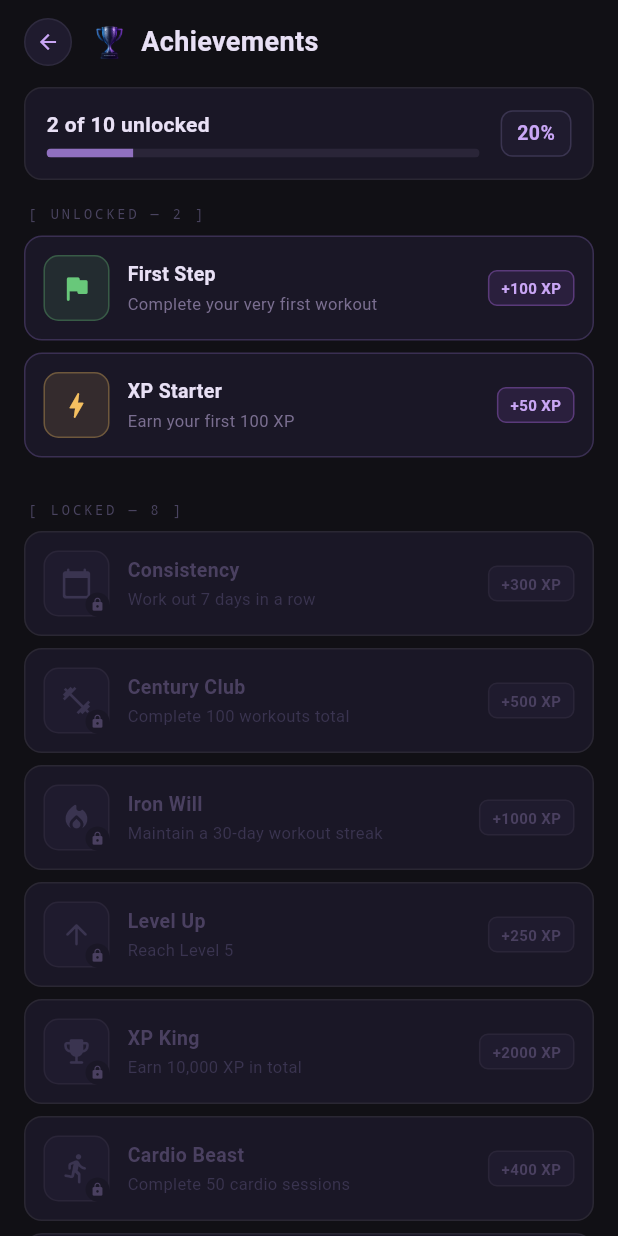
After one commit to AchrefBacklouti/Corely_App, a Flutter app: the AchievementsPage screen opened directly, on a phone screen of 412 x 824 dp. The commit adds this screen. Run offline on Flutter 3.47's test engine with Material 3 defaults, Android fonts, the phone set to English and light mode, and no system bars; our stand-ins replace flutter_svg, hive_flutter, image_picker, supabase_flutter; accounts and stored records are empty; project files that could hold a hidden picture were left out.

Commit message:
added achievemnt icon and introduced a page for achievements

```diff
--- /dev/null
+++ b/main_build/lib/Views/main_app/stats/achievements_page.dart
@@ -0,0 +1,393 @@
+import 'package:flutter/material.dart';
+
+// ─── Model ────────────────────────────────────────────────────────────────────
+
+class Achievement {
+  final String title;
+  final String description;
+  final IconData icon;
+  final Color iconColor;
+  final int xp;
+  final bool isUnlocked;
+
+  const Achievement({
+    required this.title,
+    required this.description,
+    required this.icon,
+    required this.iconColor,
+    required this.xp,
+    required this.isUnlocked,
+  });
+}
+
+// ─── Achievement definitions ──────────────────────────────────────────────────
+
+const _achievements = [
+  Achievement(
+    title: 'First Step',
+    description: 'Complete your very first workout',
+    icon: Icons.flag_rounded,
+    iconColor: Color(0xFF68c87a),
+    xp: 100,
+    isUnlocked: true,
+  ),
+  Achievement(
+    title: 'XP Starter',
+    description: 'Earn your first 100 XP',
+    icon: Icons.bolt_rounded,
+    iconColor: Color(0xFFf5c060),
+    xp: 50,
+    isUnlocked: true,
+  ),
+  Achievement(
+    title: 'Consistency',
+    description: 'Work out 7 days in a row',
+    icon: Icons.calendar_today_rounded,
+    iconColor: Color(0xFF81b4f5),
+    xp: 300,
+    isUnlocked: false,
+  ),
+  Achievement(
+    title: 'Century Club',
+    description: 'Complete 100 workouts total',
+    icon: Icons.fitness_center,
+    iconColor: Color(0xFFc9a6f5),
+    xp: 500,
+    isUnlocked: false,
+  ),
+  Achievement(
+    title: 'Iron Will',
+    description: 'Maintain a 30-day workout streak',
+    icon: Icons.local_fire_department_rounded,
+    iconColor: Color(0xFFf0a050),
+    xp: 1000,
+    isUnlocked: false,
+  ),
+  Achievement(
+    title: 'Level Up',
+    description: 'Reach Level 5',
+    icon: Icons.arrow_upward_rounded,
+    iconColor: Color(0xFF68c87a),
+    xp: 250,
+    isUnlocked: false,
+  ),
+  Achievement(
+    title: 'XP King',
+    description: 'Earn 10,000 XP in total',
+    icon: Icons.emoji_events_rounded,
+    iconColor: Color(0xFFf5c060),
+    xp: 2000,
+    isUnlocked: false,
+  ),
+  Achievement(
+    title: 'Cardio Beast',
+    description: 'Complete 50 cardio sessions',
+    icon: Icons.directions_run_rounded,
+    iconColor: Color(0xFF81b4f5),
+    xp: 400,
+    isUnlocked: false,
+  ),
+  Achievement(
+    title: 'Strength Legend',
+    description: 'Claim all strength challenges 10 times',
+    icon: Icons.sports_gymnastics,
+    iconColor: Color(0xFFc9a6f5),
+    xp: 750,
+    isUnlocked: false,
+  ),
+  Achievement(
+    title: 'Early Bird',
+    description: 'Log a workout before 7 AM',
+    icon: Icons.wb_sunny_rounded,
+    iconColor: Color(0xFFf0a050),
+    xp: 150,
+    isUnlocked: false,
+  ),
+];
+
+// ─── Page ─────────────────────────────────────────────────────────────────────
+
+class AchievementsPage extends StatelessWidget {
+  const AchievementsPage({super.key});
+
+  @override
+  Widget build(BuildContext context) {
+    final unlocked = _achievements.where((a) => a.isUnlocked).toList();
+    final locked = _achievements.where((a) => !a.isUnlocked).toList();
+
+    return Scaffold(
+      backgroundColor: const Color(0xFF111015),
+      body: SafeArea(
+        child: Column(
+          crossAxisAlignment: CrossAxisAlignment.start,
+          children: [
+            _buildHeader(context),
+            _buildSummaryBanner(unlocked.length, _achievements.length),
+            Expanded(
+              child: ListView(
+                padding: const EdgeInsets.fromLTRB(16, 8, 16, 24),
+                children: [
+                  if (unlocked.isNotEmpty) ...[
+                    _sectionLabel('Unlocked — ${unlocked.length}'),
+                    const SizedBox(height: 8),
+                    ...unlocked.map((a) => _AchievementTile(achievement: a)),
+                    const SizedBox(height: 20),
+                  ],
+                  if (locked.isNotEmpty) ...[
+                    _sectionLabel('Locked — ${locked.length}'),
+                    const SizedBox(height: 8),
+                    ...locked.map((a) => _AchievementTile(achievement: a)),
+                  ],
+                ],
+              ),
+            ),
+          ],
+        ),
+      ),
+    );
+  }
+
+  Widget _buildHeader(BuildContext context) {
+    return Padding(
+      padding: const EdgeInsets.fromLTRB(16, 12, 16, 0),
+      child: Row(
+        children: [
+          GestureDetector(
+            onTap: () => Navigator.of(context).pop(),
+            child: Container(
+              width: 32,
+              height: 32,
+              decoration: BoxDecoration(
+                shape: BoxShape.circle,
+                color: const Color(0xFF1f1b2e),
+                border: Border.all(color: const Color(0xFF2e2a3e)),
+              ),
+              child: const Icon(
+                Icons.arrow_back,
+                color: Color(0xFFc9a6f5),
+                size: 16,
+              ),
+            ),
+          ),
+          const SizedBox(width: 12),
+          Image.asset('assets/img/achieve.png', width: 26, height: 26),
+          const SizedBox(width: 8),
+          const Text(
+            'Achievements',
+            style: TextStyle(
+              color: Color(0xFFe8e0f5),
+              fontSize: 18,
+              fontWeight: FontWeight.w700,
+            ),
+          ),
+        ],
+      ),
+    );
+  }
+
+  Widget _buildSummaryBanner(int unlocked, int total) {
+    final progress = unlocked / total;
+    return Container(
+      margin: const EdgeInsets.fromLTRB(16, 14, 16, 8),
+      padding: const EdgeInsets.all(14),
+      decoration: BoxDecoration(
+        color: const Color(0xFF1a1726),
+        border: Border.all(color: const Color(0xFF2a2733)),
+        borderRadius: BorderRadius.circular(12),
+      ),
+      child: Row(
+        children: [
+          Expanded(
+            child: Column(
+              crossAxisAlignment: CrossAxisAlignment.start,
+              children: [
+                Text(
+                  '$unlocked of $total unlocked',
+                  style: const TextStyle(
+                    color: Color(0xFFe8e0f5),
+                    fontSize: 14,
+                    fontWeight: FontWeight.w600,
+                  ),
+                ),
+                const SizedBox(height: 6),
+                ClipRRect(
+                  borderRadius: BorderRadius.circular(4),
+                  child: LinearProgressIndicator(
+                    value: progress,
+                    minHeight: 6,
+                    backgroundColor: const Color(0xFF2a2538),
+                    valueColor: const AlwaysStoppedAnimation<Color>(
+                      Color(0xFF9070c0),
+                    ),
+                  ),
+                ),
+              ],
+            ),
+          ),
+          const SizedBox(width: 14),
+          Container(
+            padding: const EdgeInsets.symmetric(horizontal: 10, vertical: 5),
+            decoration: BoxDecoration(
+              color: const Color(0xFF1f1b2e),
+              border: Border.all(color: const Color(0xFF3a3450)),
+              borderRadius: BorderRadius.circular(8),
+            ),
+            child: Text(
+              '${(progress * 100).round()}%',
+              style: const TextStyle(
+                color: Color(0xFFc9a6f5),
+                fontSize: 13,
+                fontWeight: FontWeight.w700,
+              ),
+            ),
+          ),
+        ],
+      ),
+    );
+  }
+
+  Widget _sectionLabel(String text) => Padding(
+    padding: const EdgeInsets.only(left: 2),
+    child: Text(
+      '[ ${text.toUpperCase()} ]',
+      style: const TextStyle(
+        color: Color(0xFF4a4460),
+        fontSize: 9,
+        letterSpacing: 2,
+        fontFamily: 'monospace',
+      ),
+    ),
+  );
+}
+
+// ─── Achievement tile ──────────────────────────────────────────────────────────
+
+class _AchievementTile extends StatelessWidget {
+  final Achievement achievement;
+  const _AchievementTile({required this.achievement});
+
+  @override
+  Widget build(BuildContext context) {
+    final unlocked = achievement.isUnlocked;
+
+    return Padding(
+      padding: const EdgeInsets.only(bottom: 8),
+      child: Container(
+        padding: const EdgeInsets.symmetric(horizontal: 12, vertical: 12),
+        decoration: BoxDecoration(
+          color: const Color(0xFF1a1726),
+          border: Border.all(
+            color: unlocked
+                ? const Color(0xFF3a2f52)
+                : const Color(0xFF2a2733),
+          ),
+          borderRadius: BorderRadius.circular(12),
+        ),
+        child: Row(
+          children: [
+            // Icon box
+            Stack(
+              children: [
+                Container(
+                  width: 44,
+                  height: 44,
+                  decoration: BoxDecoration(
+                    color: unlocked
+                        ? achievement.iconColor.withValues(alpha: 0.12)
+                        : const Color(0xFF1f1b2e),
+                    borderRadius: BorderRadius.circular(10),
+                    border: Border.all(
+                      color: unlocked
+                          ? achievement.iconColor.withValues(alpha: 0.3)
+                          : const Color(0xFF2a2538),
+                    ),
+                  ),
+                  child: Icon(
+                    achievement.icon,
+                    color: unlocked
+                        ? achievement.iconColor
+                        : const Color(0xFF3a3450),
+                    size: 22,
+                  ),
+                ),
+                if (!unlocked)
+                  Positioned(
+                    right: 0,
+                    bottom: 0,
+                    child: Container(
+                      width: 16,
+                      height: 16,
+                      decoration: const BoxDecoration(
+                        color: Color(0xFF1a1726),
+                        shape: BoxShape.circle,
+                      ),
+                      child: const Icon(
+                        Icons.lock_rounded,
+                        color: Color(0xFF4a4060),
+                        size: 10,
+                      ),
+                    ),
+                  ),
+              ],
+            ),
+            const SizedBox(width: 12),
+            // Text
+            Expanded(
+              child: Column(
+                crossAxisAlignment: CrossAxisAlignment.start,
+                children: [
+                  Text(
+                    achievement.title,
+                    style: TextStyle(
+                      color: unlocked
+                          ? const Color(0xFFe8e0f5)
+                          : const Color(0xFF4a4060),
+                      fontSize: 13,
+                      fontWeight: FontWeight.w600,
+                    ),
+                  ),
+                  const SizedBox(height: 2),
+                  Text(
+                    achievement.description,
+                    style: TextStyle(
+                      color: unlocked
+                          ? const Color(0xFF7a6e90)
+                          : const Color(0xFF3a3450),
+                      fontSize: 11,
+                    ),
+                  ),
+                ],
+              ),
+            ),
+            const SizedBox(width: 10),
+            // XP chip
+            Container(
+              padding: const EdgeInsets.symmetric(horizontal: 8, vertical: 4),
+              decoration: BoxDecoration(
+                color: unlocked
+                    ? const Color(0xFF2a1f3d)
+                    : const Color(0xFF1f1b2e),
+                borderRadius: BorderRadius.circular(6),
+                border: Border.all(
+                  color: unlocked
+                      ? const Color(0xFF5a3a7a)
+                      : const Color(0xFF2a2538),
+                ),
+              ),
+              child: Text(
+                '+${achievement.xp} XP',
+                style: TextStyle(
+                  color: unlocked
+                      ? const Color(0xFFc9a6f5)
+                      : const Color(0xFF4a4060),
+                  fontSize: 10,
+                  fontWeight: FontWeight.w700,
+                ),
+              ),
+            ),
+          ],
+        ),
+      ),
+    );
+  }
+}
--- a/main_build/lib/Views/main_app/stats/athlete_page.dart
+++ b/main_build/lib/Views/main_app/stats/athlete_page.dart
@@ -1,5 +1,7 @@
 import 'dart:math' as math;
 import 'package:flutter/material.dart';
+import 'package:main_build/Theme/app_theme.dart';
+import 'package:main_build/Views/main_app/stats/achievements_page.dart';
 
 // ─────────────────────────────────────────────
 // Data model for a claimable workout
@@ -118,7 +120,7 @@ class _XpOrbState extends State<_XpOrb> with SingleTickerProviderStateMixin {
                 color: widget.color,
                 boxShadow: [
                   BoxShadow(
-                    color: widget.color.withOpacity(0.7),
+                    color: widget.color.withValues(alpha: 0.7),
                     blurRadius: 6,
                     spreadRadius: 1,
                   ),
@@ -314,6 +316,7 @@ class _AthleteProfilePageState extends State<AthleteProfilePage>
                 _buildSectionLabel('Available Workouts'),
                 const SizedBox(height: 8),
                 Expanded(child: _buildWorkoutList()),
+                _buildAchievementsButton(context),
               ],
             ),
           ),
@@ -338,7 +341,7 @@ class _AthleteProfilePageState extends State<AthleteProfilePage>
           Text(
             'back',
             style: TextStyle(
-              color: Colors.white.withOpacity(0.3),
+              color: Colors.white.withValues(alpha: 0.3),
               fontSize: 11,
               letterSpacing: 2,
               fontFamily: 'monospace',
@@ -460,6 +463,55 @@ class _AthleteProfilePageState extends State<AthleteProfilePage>
       itemBuilder: (_, i) => _WorkoutRow(
         challenge: _workouts[i],
         onClaim: (Offset btnCenter) => _claimXp(_workouts[i], btnCenter),
+      ),
+    );
+  }
+
+  Widget _buildAchievementsButton(BuildContext context) {
+    return GestureDetector(
+      onTap: () => Navigator.push(
+        context,
+        MaterialPageRoute(builder: (_) => const AchievementsPage()),
+      ),
+      child: Container(
+        margin: const EdgeInsets.fromLTRB(16, 8, 16, 16),
+        padding: const EdgeInsets.symmetric(horizontal: 14, vertical: 12),
+        decoration: BoxDecoration(
+          color: context.colors.surfaceRaised,
+          border: Border.all(color: const Color(0xFF3a2f52)),
+          borderRadius: BorderRadius.circular(12),
+        ),
+        child: Row(
+          children: [
+            Image.asset('assets/img/achieve.png', width: 30, height: 30),
+            const SizedBox(width: 12),
+            const Expanded(
+              child: Column(
+                crossAxisAlignment: CrossAxisAlignment.start,
+                children: [
+                  Text(
+                    'Achievements',
+                    style: TextStyle(
+                      color: Color(0xFFe8e0f5),
+                      fontSize: 14,
+                      fontWeight: FontWeight.w700,
+                    ),
+                  ),
+                  SizedBox(height: 1),
+                  Text(
+                    'See Achievements',
+                    style: TextStyle(color: Color(0xFF7a6e90), fontSize: 11),
+                  ),
+                ],
+              ),
+            ),
+            const Icon(
+              Icons.chevron_right_rounded,
+              color: Color(0xFF7b5ea7),
+              size: 22,
+            ),
+          ],
+        ),
       ),
     );
   }
--- a/main_build/pubspec.yaml
+++ b/main_build/pubspec.yaml
@@ -81,6 +81,7 @@ flutter:
     - assets/img/logo_dark.png
     - assets/img/logo_light.png
     - assets/img/bot.png
+    - assets/img/achieve.png
     - assets/img/anatomy/back.svg
     - assets/img/anatomy/face.svg
     - assets/img/anatomy/face_light.svg
```
Also changed, not shown: main_build/lib/Views/main_app/chat_history_page.dart (+6 -6 lines), main_build/assets/img/achieve.png (added).
